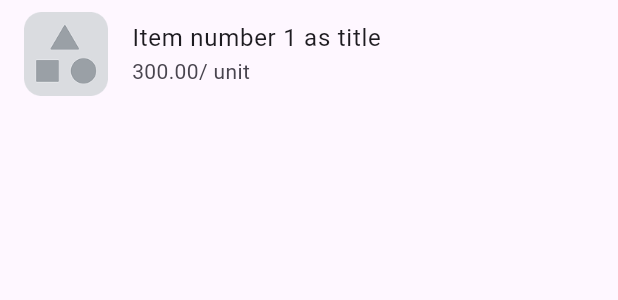
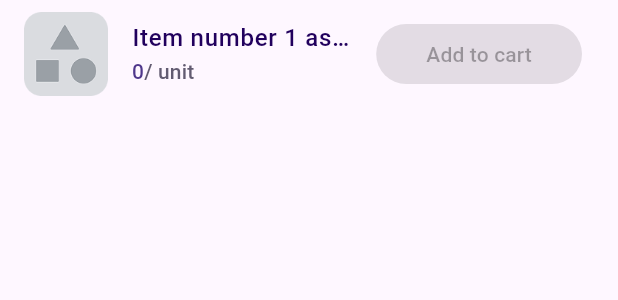
Before and after one commit to SyLiz/Flutter-Freshket-job-assignment, a Flutter app: the ProductListTile widget shown alone on an empty page, opened directly, on a phone screen of 412 x 824 dp. Shown: the top 300 px of the screen. Run offline on Flutter 3.47's test engine with Material 3 defaults, Android fonts, the light colour scheme and no system bars; drawn by our look-alikes of skeletonizer; our stand-ins replace dio, go_router, pretty_dio_logger; network calls fail.

Commit message:
Shopping implement function Increment and Decrement

```diff
--- a/lib/ui/shopping/components/product_list_tile.dart
+++ b/lib/ui/shopping/components/product_list_tile.dart
@@ -3,24 +3,66 @@ import 'package:skeletonizer/skeletonizer.dart';
 
 class ProductListTile extends StatelessWidget {
   final String title;
+  final num price;
+  final int count;
   final Function()? onIncrement;
   final Function()? onDecrement;
-  const ProductListTile({super.key, required this.title, this.onIncrement, this.onDecrement});
+  const ProductListTile({
+    super.key,
+    required this.title,
+    required this.price,
+    this.onIncrement,
+    this.onDecrement,
+    this.count = 0,
+  });
 
   @override
   Widget build(BuildContext context) {
     return ListTile(
       tileColor: Colors.transparent,
-      title: Text(title),
       leading: Skeleton.keep(child: _productImagePlaceholder()),
+      title: Text(
+        title,
+        overflow: TextOverflow.ellipsis,
+        maxLines: 1,
+        style: TextStyle(color: Color(0xff21005D), fontWeight: FontWeight.w500),
+      ),
       subtitle: Skeleton.leaf(
         child: Row(
           children: [
-            const Text('300.00'),
-            const Text('/ unit'),
+            Text(
+              '$price',
+              style: TextTheme.of(context).titleSmall?.copyWith(color: Color(0xff4F378B)),
+            ),
+            Text(
+              '/ unit',
+              style: TextTheme.of(context).titleSmall?.copyWith(color: Color(0xff625B71)),
+            ),
           ],
         ),
       ),
+      trailing: Builder(builder: (context) {
+        if (count > 0) {
+          return SizedBox(
+            width: MediaQuery.sizeOf(context).width * 0.333,
+            child: Row(
+              mainAxisAlignment: MainAxisAlignment.spaceBetween,
+              children: [
+                IconButton.filled(color: Colors.white, onPressed: onDecrement, icon: Icon(Icons.remove)),
+                Text(
+                  count.toString(),
+                  style: TextTheme.of(context).titleMedium,
+                ),
+                IconButton.filled(color: Colors.white, onPressed: onIncrement, icon: Icon(Icons.add)),
+              ],
+            ),
+          );
+        }
+        return SizedBox(
+          width: MediaQuery.sizeOf(context).width * 0.333,
+          child: FilledButton(onPressed: onIncrement, child: Text("Add to cart")),
+        );
+      }),
     );
   }
 
--- a/lib/view_model/shopping_view_model.dart
+++ b/lib/view_model/shopping_view_model.dart
@@ -1,5 +1,4 @@
 import 'package:flutter/foundation.dart';
-import 'package:flutter/material.dart';
 import 'package:flutter_job_assignment/utils/dio_service.dart';
 import '../api/product_api.dart';
 import '../model/products.dart';
@@ -17,9 +16,38 @@ extension MyPSection on PSection {
   }
 }
 
+class UniqueProduct extends Product {
+  final String uniqueId;
+  final int count;
+
+  UniqueProduct({
+    required this.uniqueId,
+    required this.count,
+    required super.id,
+    required super.name,
+    required super.price,
+  });
+
+  UniqueProduct copyWithUnique({
+    String? uniqueId,
+    int? count,
+    num? id,
+    String? name,
+    num? price,
+  }) {
+    return UniqueProduct(
+      uniqueId: uniqueId ?? this.uniqueId,
+      count: count ?? this.count,
+      id: id ?? this.id,
+      name: name ?? this.name,
+      price: price ?? this.price,
+    );
+  }
+}
+
 class ProductSection {
   final PSection section;
-  final List<Product> products;
+  final List<UniqueProduct> products;
   final int skeletonCount;
   ProductSection({
     required this.section,
@@ -55,7 +83,7 @@ class ShoppingViewModel with ChangeNotifier {
       final result = await productApi.fetchRecommendedProducts();
       productSection[PSection.recommend] = ProductSection(
         section: PSection.recommend,
-        products: result,
+        products: createUniqueProducts(PSection.latest, result),
       );
     } catch (e) {
       if (kDebugMode) {
@@ -78,13 +106,17 @@ class ShoppingViewModel with ChangeNotifier {
 
     try {
       final result = await productApi.fetchProducts(cursor: nextCursor);
+      final items = result.items;
+      if (items != null) {
         productSection[PSection.latest] = ProductSection(
           section: PSection.latest,
           products: [
             ...?productSection[PSection.latest]?.products,
-          ...?result.items,
+            ...createUniqueProducts(PSection.latest, items),
           ],
         );
+      }
+
       nextCursor = result.nextCursor;
     } catch (e) {
       if (kDebugMode) {
@@ -95,4 +127,16 @@ class ShoppingViewModel with ChangeNotifier {
     isLatestProductsLoading = false;
     notifyListeners();
   }
+
+  List<UniqueProduct> createUniqueProducts(PSection section, List<Product> products) {
+    return products.map((p) {
+      return UniqueProduct(
+        uniqueId: "$section${p.id}${p.name}", // Generate uniqueId based on product ID
+        count: 0,
+        id: p.id,
+        name: p.name,
+        price: p.price,
+      );
+    }).toList();
   }
+}
--- a/pubspec.yaml
+++ b/pubspec.yaml
@@ -39,6 +39,7 @@ dependencies:
   dio: ^5.8.0+1
   go_router: ^14.8.0
   pretty_dio_logger: ^1.4.0
+  collection: ^1.19.0
 
 dev_dependencies:
   flutter_test:
```
Also changed, not shown: lib/ui/shopping/shopping_page.dart (+28 -21 lines), lib/view_model/cart_view_model.dart (+37 -2 lines), pubspec.lock. Lines whose indentation alone changed are shown as unchanged.
